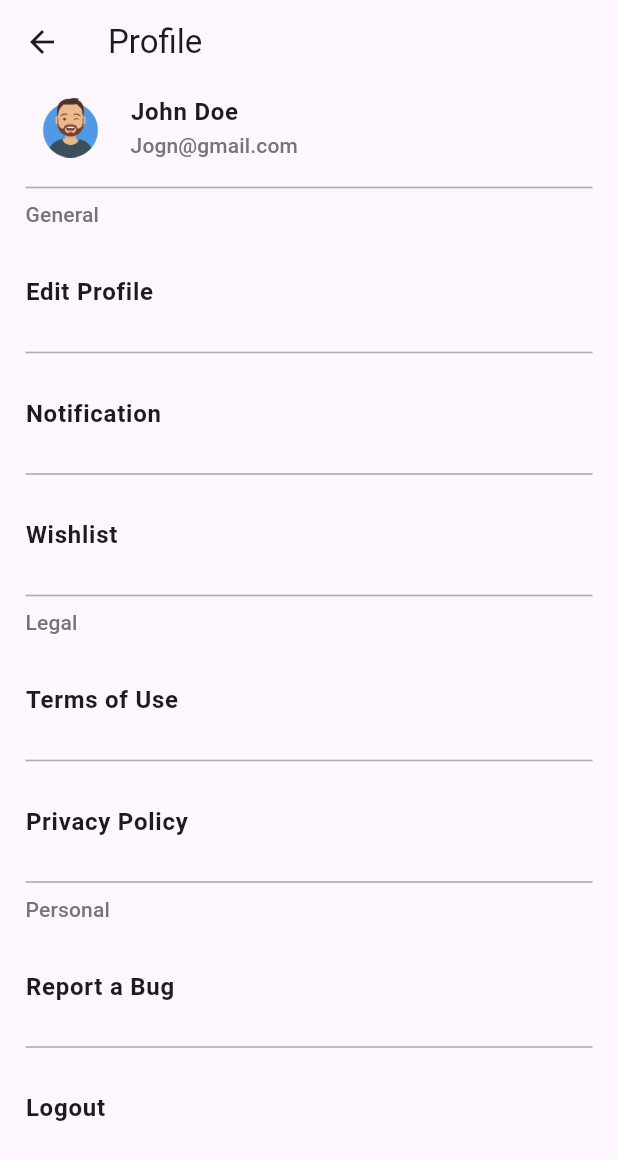
After one commit to tahaturan/shop_it, a Flutter app: the ProfileView screen opened directly, on a phone screen of 412 x 824 dp. The commit adds this screen. Shown: the top 1160 px of the screen. Run offline on Flutter 3.47's test engine with Material 2 defaults, Android fonts, the phone set to English and light mode, and no system bars; our stand-ins replace badges, cached_network_image, dio, flutter_riverpod, lottie; network calls fail.

Commit message:
Profil ekrani Tasarlandi

```diff
--- /dev/null
+++ b/lib/core/view/profile_view.dart
@@ -0,0 +1,86 @@
+// ignore_for_file: public_member_api_docs, sort_constructors_first
+import 'package:flutter/material.dart';
+
+import 'package:shop_it/product/constants/prduct_image_enum.dart';
+import 'package:shop_it/product/constants/project_padding.dart';
+
+class ProfileView extends StatelessWidget {
+  const ProfileView({super.key});
+
+  @override
+  Widget build(BuildContext context) {
+    return Scaffold(
+      appBar: AppBar(
+        title: const Text('Profile'),
+      ),
+      body: Padding(
+        padding: ProjectPadding.cardPadding,
+        child: Column(
+          crossAxisAlignment: CrossAxisAlignment.start,
+          children: [
+            _profileInfoWidget(context),
+            const _ProfileColumnWidget(textOne: 'General', textTwo: 'Edit Profile'),
+            const _ProfileColumnWidget(textTwo: 'Notification'),
+            const _ProfileColumnWidget(textTwo: 'Wishlist'),
+            const _ProfileColumnWidget(textOne: 'Legal', textTwo: 'Terms of Use'),
+            const _ProfileColumnWidget(textTwo: 'Privacy Policy'),
+            const _ProfileColumnWidget(textOne: 'Personal', textTwo: 'Report a Bug'),
+            const _ProfileColumnWidget(textTwo: 'Logout'),
+          ],
+        ),
+      ),
+    );
+  }
+
+  Row _profileInfoWidget(BuildContext context) {
+    return Row(
+      mainAxisAlignment: MainAxisAlignment.start,
+      children: [
+        ProjectImageEnum.profileAvatar.image(width: 80),
+        Column(
+          crossAxisAlignment: CrossAxisAlignment.start,
+          children: [
+            Text(
+              'John Doe',
+              style: Theme.of(context).textTheme.bodyLarge?.copyWith(fontWeight: FontWeight.bold),
+            ),
+            Text('Jogn@gmail.com', style: Theme.of(context).textTheme.subtitle2?.copyWith(color: Colors.grey.shade600)),
+          ],
+        )
+      ],
+    );
+  }
+}
+
+class _ProfileColumnWidget extends StatelessWidget {
+  final String? textOne;
+  final String? textTwo;
+  const _ProfileColumnWidget({
+    Key? key,
+    // ignore: unused_element
+    this.textOne,
+    // ignore: unused_element
+    this.textTwo,
+  }) : super(key: key);
+
+  @override
+  Widget build(BuildContext context) {
+    return Padding(
+      padding: ProjectPadding.categoyPadding,
+      child: Column(
+        mainAxisSize: MainAxisSize.max,
+        crossAxisAlignment: CrossAxisAlignment.start,
+        mainAxisAlignment: MainAxisAlignment.spaceAround,
+        children: [
+          Divider(
+            color: Theme.of(context).shadowColor.withOpacity(0.3),
+            thickness: 1.1,
+          ),
+          Text(textOne ?? '', style: Theme.of(context).textTheme.subtitle2?.copyWith(color: Colors.grey.shade600)),
+          textOne != null ? const SizedBox(height: 30) : const SizedBox.shrink(),
+          Text(textTwo ?? '', style: Theme.of(context).textTheme.bodyLarge?.copyWith(fontWeight: FontWeight.bold)),
+        ],
+      ),
+    );
+  }
+}
--- a/lib/product/widgets/home_view_appbar.dart
+++ b/lib/product/widgets/home_view_appbar.dart
@@ -1,5 +1,6 @@
 import 'package:flutter/material.dart';
 import 'package:flutter_riverpod/flutter_riverpod.dart';
+import 'package:shop_it/core/view/profile_view.dart';
 import 'package:shop_it/product/constants/prduct_image_enum.dart';
 import 'package:shop_it/product/packages/shopping_card.dart';
 
@@ -12,11 +13,21 @@ class HomeViewAppBar extends ConsumerWidget with PreferredSizeWidget {
   @override
   Widget build(BuildContext context, WidgetRef ref) {
     return AppBar(
-      leading: ProjectImageEnum.profileAvatar.image(),
+      leading: InkWell(
+          onTap: () {
+            Navigator.of(context).push(MaterialPageRoute(
+              builder: (context) => const ProfileView(),
+            ));
+          },
+          child: ProjectImageEnum.profileAvatar.image()),
       title: Row(
-          mainAxisAlignment: MainAxisAlignment.center,
-          crossAxisAlignment: CrossAxisAlignment.center,
-          children: [ProjectImageEnum.logo.image(), Text(_title)]),
+        mainAxisAlignment: MainAxisAlignment.center,
+        crossAxisAlignment: CrossAxisAlignment.center,
+        children: [
+          ProjectImageEnum.logo.image(),
+          Text(_title),
+        ],
+      ),
       actions: [
         IconButton(onPressed: () {}, icon: const Icon(Icons.search)),
         const ShoppingCard(),
```
